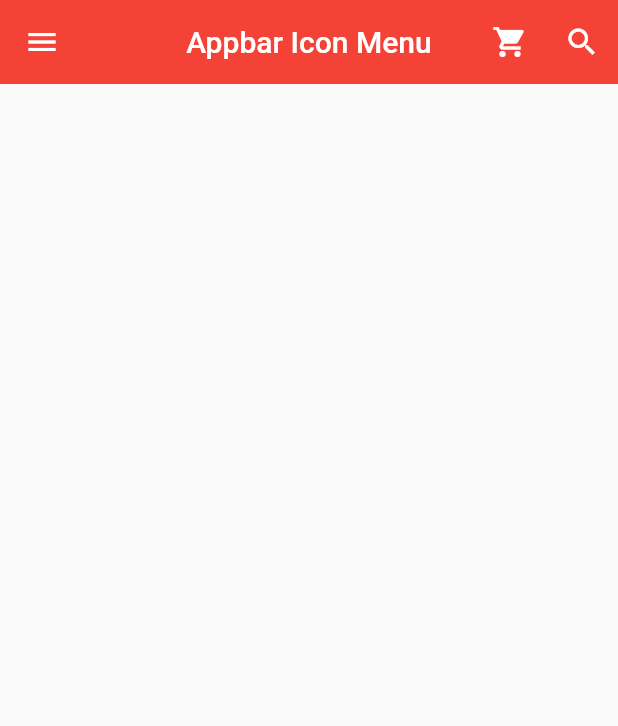
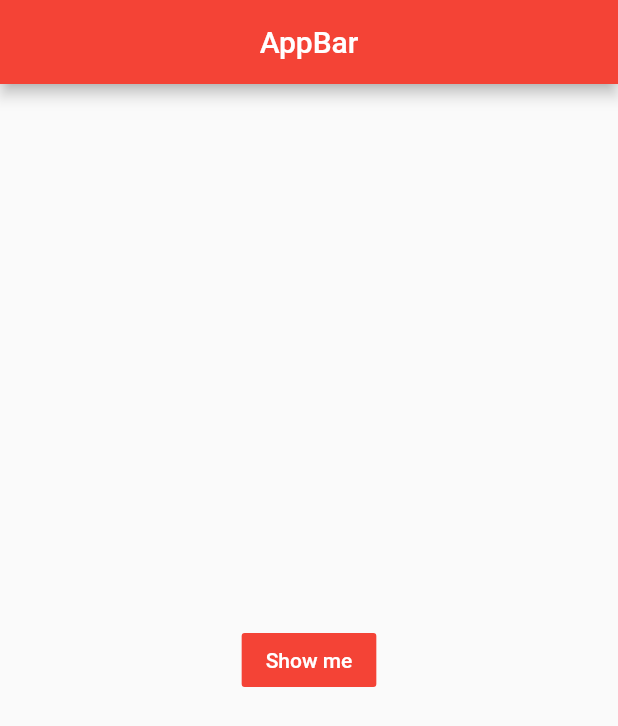
Before and after one commit to tom910903/flutter, a Flutter app: the screen it shows after launch, on a phone screen of 412 x 824 dp. Shown: the top 726 px of the screen. Run offline on Flutter 3.47's test engine with Material 2 defaults, Android fonts, the phone set to English and light mode, and no system bars; missing offline and left inert: dart:ffi.

Commit message:
Snack Bar Study

```diff
--- a/study/lib/main.dart
+++ b/study/lib/main.dart
@@ -1,4 +1,4 @@
-//14
+//18
 import 'package:flutter/material.dart';
 
 void main() => runApp(MyApp());
@@ -7,7 +7,7 @@ class MyApp extends StatelessWidget {
   @override
   Widget build(BuildContext context) {
     return MaterialApp(
-      title: 'AppBar',
+      title: 'Snack Bar',
       theme: ThemeData(primarySwatch: Colors.red),
       home: MyPage(),
     );
@@ -18,94 +18,26 @@ class MyPage extends StatelessWidget {
   @override
   Widget build(BuildContext context) {
     return Scaffold(
-      appBar: AppBar(
-        title: Text('Appbar Icon Menu'),
-        centerTitle: true,
-        elevation: 0.0,
-        leading: IconButton(
-          icon: Icon(Icons.menu),
-          onPressed: () {
-            print("menu button clicked");
+        appBar: AppBar(
+          title: Text('AppBar'),
+          centerTitle: true,
+        ),
+        body: Builder(
+          builder: (BuildContext ctx) {
+            return Center(
+              child: FlatButton(
+                child: Text(
+                  "Show me",
+                  style: TextStyle(color: Colors.white),
+                ),
+                color: Colors.red,
+                onPressed: () {
+                  Scaffold.of(ctx)
+                      .showSnackBar(SnackBar(content: Text("hello")));
+                },
+              ),
+            );
           },
-        ),
-        actions: <Widget>[
-          IconButton(
-            icon: Icon(Icons.shopping_cart),
-            onPressed: () {
-              print("shopping_cart button clicked");
-            },
-          ),
-          IconButton(
-            icon: Icon(Icons.search),
-            onPressed: () {
-              print("search button clicked");
-            },
-          ),
-        ],
-      ),
-      drawer: Drawer(
-        child: ListView(padding: EdgeInsets.zero, children: <Widget>[
-          UserAccountsDrawerHeader(
-            currentAccountPicture: CircleAvatar(
-              backgroundImage: AssetImage('assets/Apeach.png'),
-              backgroundColor: Colors.white,
-            ),
-            otherAccountsPictures: <Widget>[
-              CircleAvatar(
-                backgroundImage: AssetImage('assets/Ryan.gif'),
-                backgroundColor: Colors.white,
-              ),
-              // CircleAvatar(
-              //   backgroundImage: AssetImage('assets/Apeach.png'),
-              //   backgroundColor: Colors.white,
-              // ),
-            ],
-            accountName: Text('Name'),
-            accountEmail: Text('email@eamil.com'),
-            onDetailsPressed: () {
-              print('arrow is clicked');
-            },
-            decoration: BoxDecoration(
-                color: Colors.red[200],
-                borderRadius: BorderRadius.only(
-                    bottomLeft: Radius.circular(40),
-                    bottomRight: Radius.circular(40))),
-          ),
-          ListTile(
-            leading: Icon(
-              Icons.home,
-              color: Colors.grey[850],
-            ),
-            title: Text('Home'),
-            onTap: () {
-              print('Home is clicked');
-            },
-            trailing: Icon(Icons.add),
-          ),
-          ListTile(
-            leading: Icon(
-              Icons.settings,
-              color: Colors.grey[850],
-            ),
-            title: Text('Setting'),
-            onTap: () {
-              print('Setting is clicked');
-            },
-            trailing: Icon(Icons.add),
-          ),
-          ListTile(
-            leading: Icon(
-              Icons.question_answer,
-              color: Colors.grey[850],
-            ),
-            title: Text('Q&A'),
-            onTap: () {
-              print('Q&A is clicked');
-            },
-            trailing: Icon(Icons.add),
-          ),
-        ]),
-      ),
-    );
+        ));
   }
 }
```
Also changed, not shown: 1 other file.
